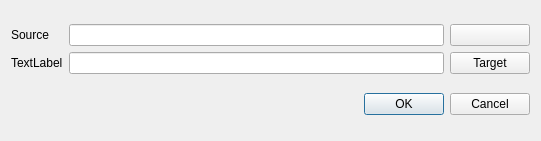
The window that src/ui/config.ui (vanzin/msync) describes before a commit, drawn with Qt 5.
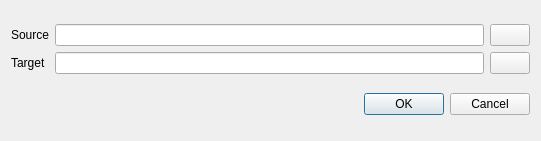
The same window after the commit. Icons and pictures are not drawn.

Commit message: Implement config dialog.

```diff
--- a/src/ui/config.ui
+++ b/src/ui/config.ui
@@ -30,7 +30,11 @@
       </widget>
      </item>
      <item row="0" column="1">
-      <widget class="QLineEdit" name="source"/>
+      <widget class="QLineEdit" name="source">
+       <property name="readOnly">
+        <bool>true</bool>
+       </property>
+      </widget>
      </item>
      <item row="0" column="2">
       <widget class="QPushButton" name="bPickSource">
@@ -45,17 +49,21 @@
      <item row="1" column="0">
       <widget class="QLabel" name="lTarget">
        <property name="text">
-        <string>TextLabel</string>
+        <string>Target</string>
        </property>
       </widget>
      </item>
      <item row="1" column="1">
-      <widget class="QLineEdit" name="target"/>
+      <widget class="QLineEdit" name="target">
+       <property name="readOnly">
+        <bool>true</bool>
+       </property>
+      </widget>
      </item>
      <item row="1" column="2">
       <widget class="QPushButton" name="bPickTarget">
        <property name="text">
-        <string>Target</string>
+        <string/>
        </property>
        <property name="icon">
         <iconset theme="QIcon::ThemeIcon::FolderOpen"/>
```
Left out of the diff: 6 changed lines with no effect on the pictures. The commit also changes 4 other files.
